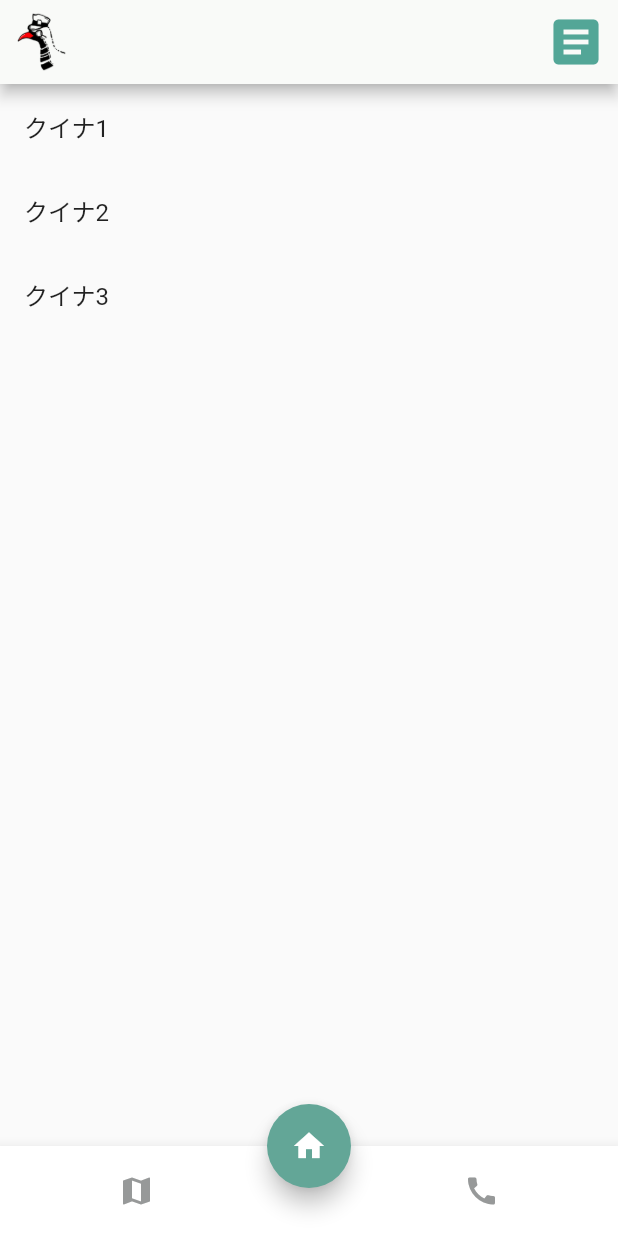
After one commit to Team-NFF/quinart-application, a Flutter app: the HealthCheckScreen screen opened directly, on a phone screen of 412 x 824 dp. The commit adds this screen. Run offline on Flutter 3.47's test engine with Material 2 defaults, Android fonts, the phone set to English and light mode, and no system bars; our stand-ins replace flutter_map, flutter_riverpod, google_fonts, hooks_riverpod, latlong2, slider_button.

Commit message:
Create a list of Rails

```diff
--- a/lib/component/home_page/main_button/health_check.dart
+++ b/lib/component/home_page/main_button/health_check.dart
@@ -1,4 +1,5 @@
 import 'package:flutter/material.dart';
+import 'package:quinart/view/rails_data_page/rails_list.dart';
 
 class HealthCheckButton extends StatelessWidget {
   const HealthCheckButton({super.key});
@@ -12,7 +13,10 @@ class HealthCheckButton extends StatelessWidget {
       child: Center(
         child: InkWell(
           onTap: () {
-            debugPrint("health check");
+            Navigator.push(
+              context,
+              MaterialPageRoute(builder: (context) => const RailsList()),
+            );
           },
           child: Column(
             children: [
--- a/lib/main.dart
+++ b/lib/main.dart
@@ -2,6 +2,7 @@ import 'package:flutter/material.dart';
 import 'package:google_fonts/google_fonts.dart';
 import 'package:intl/date_symbol_data_local.dart';
 import 'package:quinart/view/home_page/home.dart';
+import 'package:quinart/view/home_page/admin_home.dart';
 import 'package:hooks_riverpod/hooks_riverpod.dart';
 
 void main() {
@@ -15,7 +16,8 @@ class MyApp extends StatelessWidget {
   @override
   Widget build(BuildContext context) {
     return MaterialApp(
-      home: const HomeScreen(),
+      // home: const HomeScreen(),
+      home: const AdminHomeScreen(),
       debugShowCheckedModeBanner: false,
       theme: ThemeData(
         textTheme:
--- /dev/null
+++ b/lib/view/rails_data_page/rails_list.dart
@@ -0,0 +1,65 @@
+import 'package:flutter/material.dart';
+import 'package:quinart/component/appbar/home_appbar.dart';
+import 'package:quinart/component/home_page/drawer/drawer.dart';
+import 'package:quinart/component/footer/footer.dart';
+import 'package:quinart/component/footer/home_button.dart';
+import 'basic_info.dart';
+
+class RailsList extends StatelessWidget {
+  const RailsList({super.key});
+
+  @override
+  Widget build(BuildContext context) {
+    return MaterialApp(
+      debugShowCheckedModeBanner: false,
+      home: HealthCheckScreen(),
+    );
+  }
+}
+
+class HealthCheckScreen extends StatelessWidget {
+  HealthCheckScreen({super.key});
+
+  final List<String> kuinaPageTitles = [
+    'クイナ1',
+    'クイナ2',
+    'クイナ3',
+  ];
+
+  @override
+  Widget build(BuildContext context) {
+    return Scaffold(
+      appBar: const HomeAppBar(),
+      endDrawer: const HomePageDrawer(),
+      body: ListView.builder(
+        itemCount: kuinaPageTitles.length,
+        itemBuilder: (context, index) {
+          final kuinaPageTitle = kuinaPageTitles[index];
+          return ListTile(
+            title: Text(kuinaPageTitle),
+            onTap: () {
+              Navigator.push(
+                context,
+                MaterialPageRoute(
+                  builder: (context) => _getKuinaPage(index + 1),
+                ),
+              );
+            },
+          );
+        },
+      ),
+      bottomNavigationBar: const HomePageFooter(),
+      floatingActionButton: const FooterHomeButton(),
+      floatingActionButtonLocation: FloatingActionButtonLocation.centerDocked,
+    );
+  }
+
+  Widget _getKuinaPage(int pageNumber) {
+    switch (pageNumber) {
+      case 1:
+        return const RailsBasicInfo();
+      default:
+        return Container();
+    }
+  }
+}
```
Also changed, not shown: lib/view/rails_data_page/basic_info.dart (+90 -0 lines).
